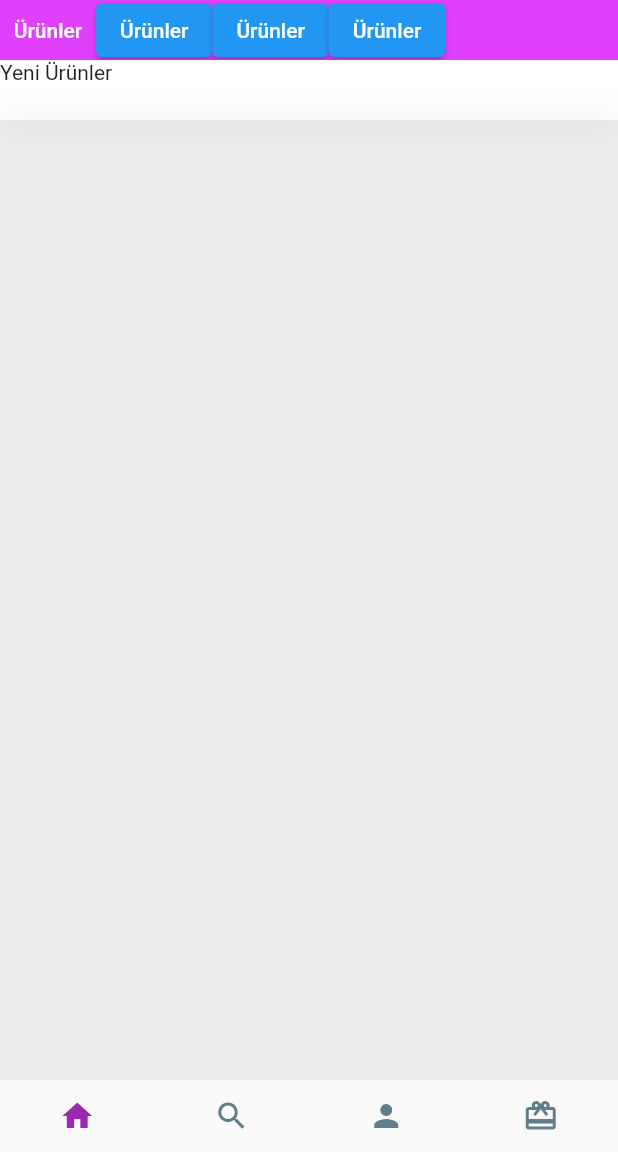
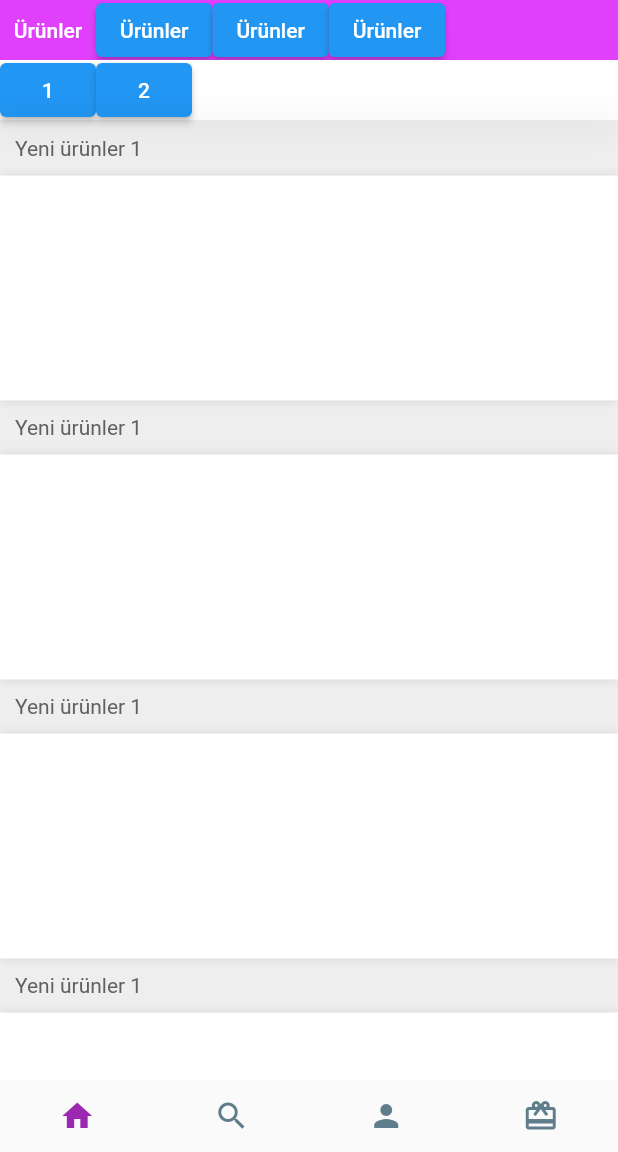
Before and after one commit to tolgasahan/gotur, a Flutter app: the ProductScreen screen opened by its route, on a phone screen of 412 x 824 dp, the part 84-1236 px from its top. Run offline on Flutter 3.47's test engine with Material 2 defaults, Android fonts, the phone set to English and light mode, and no system bars; drawn by our look-alikes of scrollable_positioned_list; our stand-ins replace flutter_image_slideshow; network calls fail.

Commit message:
commit 5 products1

```diff
--- a/lib/screens/product_screen.dart
+++ b/lib/screens/product_screen.dart
@@ -2,15 +2,15 @@ import 'package:flutter/cupertino.dart';
 import 'package:flutter/material.dart';
 import 'package:gotur/widgets/bottom_bar.dart';
 import 'package:gotur/widgets/cart_button.dart';
+import 'package:scrollable_positioned_list/scrollable_positioned_list.dart';
 
 class ProductScreen extends StatelessWidget {
   @override
   PageController _controller = PageController(
     initialPage: 0,
   );
-  void dispose() {
-    _controller.dispose();
-  }
+
+  ItemScrollController _scrollController = ItemScrollController();
 
   Widget build(BuildContext context) {
     return Scaffold(
@@ -41,18 +41,24 @@ class ProductScreen extends StatelessWidget {
               scrollDirection: Axis.horizontal,
               child: Row(
                 children: [
-                  SizedBox(child: TextButton(
-
+                  SizedBox(
+                    child: TextButton(
                       onPressed: () {
                         _controller.animateToPage(0,
                             duration: Duration(milliseconds: 500),
                             curve: Curves.decelerate);
                       },
-                    style: ButtonStyle(overlayColor: MaterialStateProperty.all(Colors.transparent), splashFactory: NoSplash.splashFactory,),
-                    child: Text("Ürünler",style: TextStyle(color: Colors.white),),
-
-                  ),)
-                  ,
+                      style: ButtonStyle(
+                        overlayColor:
+                            MaterialStateProperty.all(Colors.transparent),
+                        splashFactory: NoSplash.splashFactory,
+                      ),
+                      child: Text(
+                        "Ürünler",
+                        style: TextStyle(color: Colors.white),
+                      ),
+                    ),
+                  ),
                   ElevatedButton(
                       onPressed: () {
                         _controller.animateToPage(1,
@@ -87,13 +93,33 @@ class ProductScreen extends StatelessWidget {
                   height: 10,
                   color: Colors.grey[200],
                   child: Column(
+                    mainAxisAlignment: MainAxisAlignment.center,
+                    crossAxisAlignment: CrossAxisAlignment.center,
                     children: [
                       Container(
                           width: double.infinity,
                           height: 40,
                           color: Colors.white,
-                        child: Text("Yeni Ürünler"),
-                        ),
+                          child: Row(
+                            children: [
+                              ElevatedButton(
+                                  child: Text("1"),
+                                  onPressed: () {
+                                    _scrollController.scrollTo(
+                                        index: 0,
+                                        duration: Duration(milliseconds: 500),
+                                        curve: Curves.decelerate);
+                                  }),
+                              ElevatedButton(
+                                  child: Text("2"),
+                                  onPressed: () {
+                                    _scrollController.scrollTo(
+                                        index: 1,
+                                        duration: Duration(milliseconds: 500),
+                                        curve: Curves.decelerate);
+                                  }),
+                            ],
+                          )),
                       Container(
                           width: double.infinity,
                           height: 1,
@@ -102,12 +128,38 @@ class ProductScreen extends StatelessWidget {
                               BoxShadow(
                                   color: Colors.black54,
                                   blurRadius: 15.0,
-                                  offset: Offset(0.0, 0.75)
-                              )
+                                  offset: Offset(0.0, 0.75))
                             ],
-                          )
-                      )
+                          )),
+                      Expanded(
+                        child: ScrollablePositionedList.builder(
+                          padding: EdgeInsets.only(bottom: 10),
+                          scrollDirection: Axis.vertical,
+                          itemScrollController: _scrollController,
+                          itemCount: 8,
+                          itemBuilder: (context, index) {
+                            return Column(
+                              children: [
+                                Container(margin: EdgeInsets.symmetric(horizontal: 10,vertical: 10),child: Text("Yeni ürünler 1",style: TextStyle(color: Colors.grey[700],fontWeight: FontWeight.w400),),alignment: FractionalOffset.bottomLeft,),
+                                Container(
+                                    decoration: BoxDecoration(
+                                      boxShadow: <BoxShadow>[
+                                        BoxShadow(
+                                            color: Colors.black12,
+                                            blurRadius: 5,
+                                            offset: Offset(0.0, 0.5))
+                                      ],
+                                      color: Colors.white,
+                                    ),
+                                    width: double.infinity,
+                                    height: 150,
+                                  ),
 
+                              ],
+                            );
+                          },
+                        ),
+                      ),
                     ],
                   ),
                 ),
@@ -131,11 +183,9 @@ class ProductScreen extends StatelessWidget {
                               BoxShadow(
                                   color: Colors.black54,
                                   blurRadius: 15.0,
-                                  offset: Offset(0.0, 0.75)
-                              )
+                                  offset: Offset(0.0, 0.75))
                             ],
-                          )
-                      )
+                          ))
                     ],
                   ),
                 ),
@@ -159,11 +209,9 @@ class ProductScreen extends StatelessWidget {
                               BoxShadow(
                                   color: Colors.black54,
                                   blurRadius: 15.0,
-                                offset: Offset(0.0, 0.75)
-                            )
+                                  offset: Offset(0.0, 0.75))
                             ],
-                        )
-                      )
+                          ))
                     ],
                   ),
                 ),
@@ -187,11 +235,9 @@ class ProductScreen extends StatelessWidget {
                               BoxShadow(
                                   color: Colors.black54,
                                   blurRadius: 15.0,
-                                  offset: Offset(0.0, 0.75)
-                              )
+                                  offset: Offset(0.0, 0.75))
                             ],
-                          )
-                      )
+                          ))
                     ],
                   ),
                 ),
--- a/pubspec.yaml
+++ b/pubspec.yaml
@@ -32,7 +32,7 @@ dependencies:
   flutter:
     sdk: flutter
   flutter_image_slideshow: any
-
+  scrollable_positioned_list:
 
   # The following adds the Cupertino Icons font to your application.
   # Use with the CupertinoIcons class for iOS style icons.
```
Also changed, not shown: pubspec.lock. Lines whose indentation alone changed are shown as unchanged.
